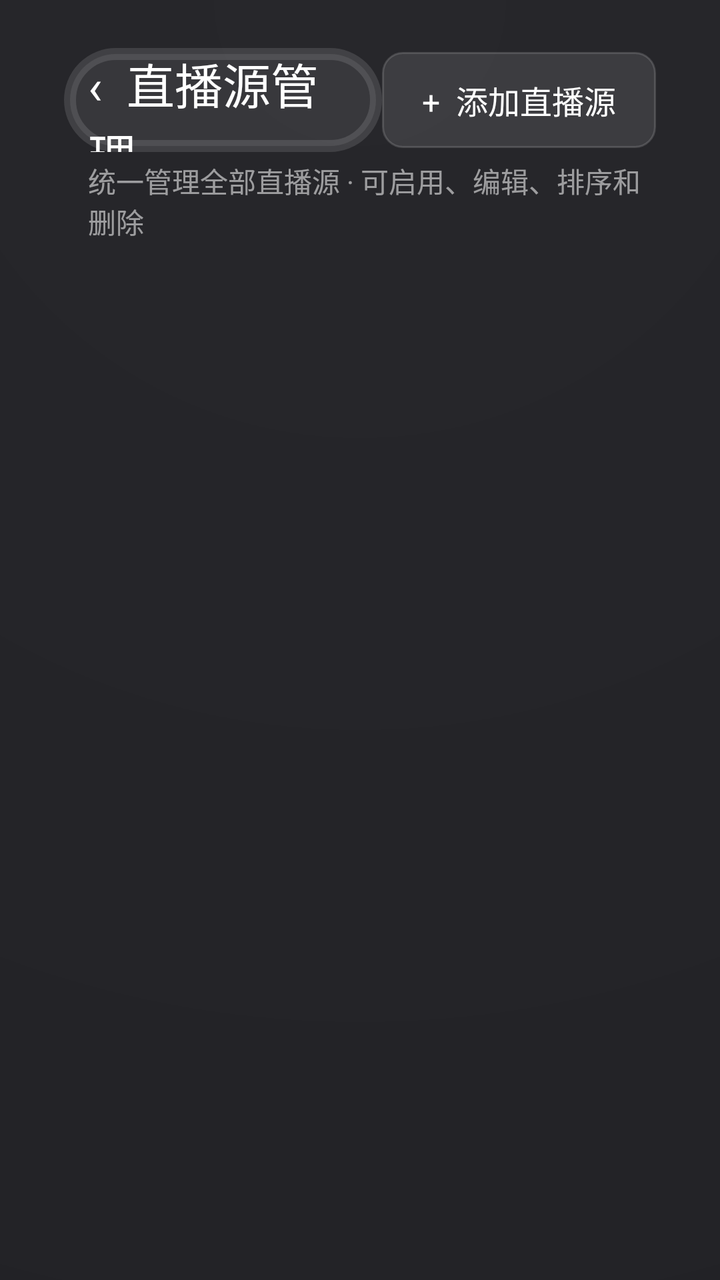
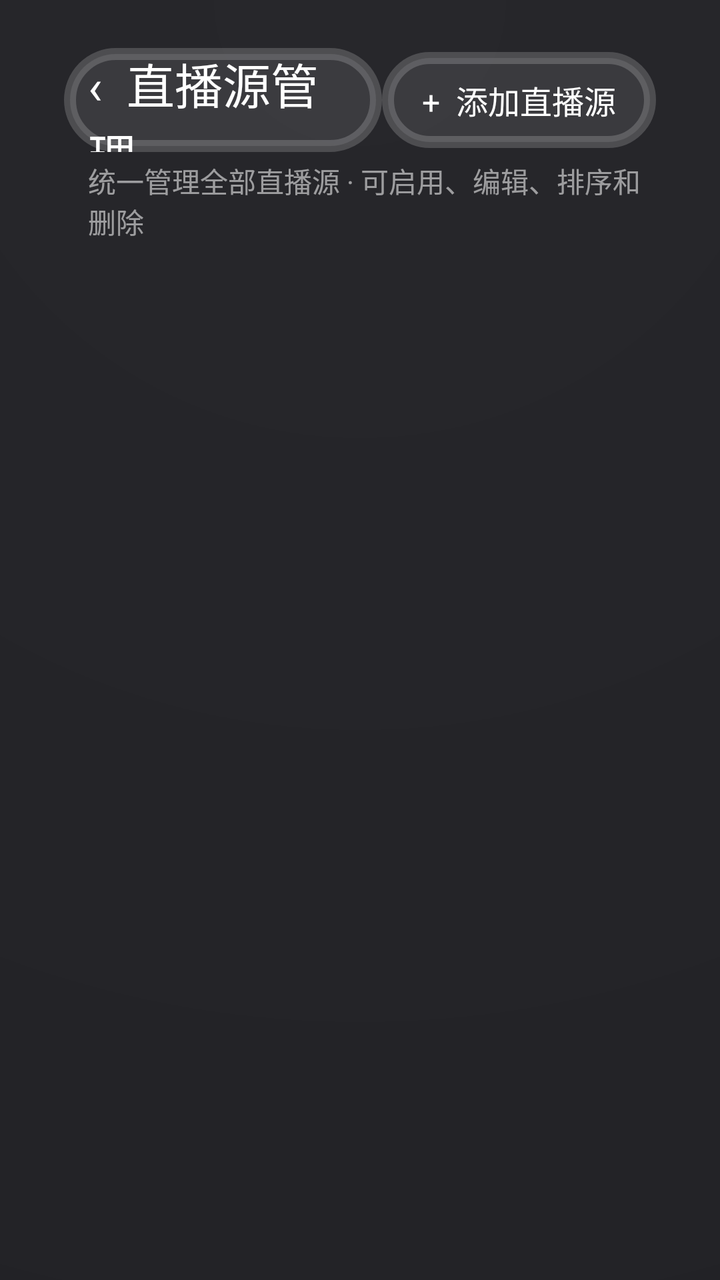

Screens rendered from an Android XML layout before and after an edit, with the pre-edit source and the edit as a unified diff.
<!-- AndroidManifest.xml: application theme AppTheme.NoActionBar -->
<!-- res/layout/activity_live_source_manager.xml -->
<?xml version="1.0" encoding="utf-8"?>
<LinearLayout xmlns:android="http://schemas.android.com/apk/res/android" android:orientation="vertical"
    android:background="@drawable/bg_settings_page" android:layout_width="match_parent" android:layout_height="match_parent"
    android:paddingLeft="32dp" android:paddingTop="24dp" android:paddingRight="32dp" android:paddingBottom="20dp">
    <LinearLayout android:gravity="center_vertical" android:layout_width="match_parent" android:layout_height="wrap_content">
        <TextView android:id="@+id/liveSourceBack" android:text="‹  直播源管理" android:textColor="@color/color_FFFFFF"
            android:textSize="24sp" android:gravity="center_vertical" android:focusable="true" android:clickable="true"
            android:background="@drawable/selector_setting_back" android:paddingLeft="12dp" android:paddingRight="18dp"
            android:layout_width="0dp" android:layout_weight="1" android:layout_height="52dp"/>
        <TextView android:id="@+id/liveSourceAdd" android:text="+  添加直播源" android:textColor="@color/color_FFFFFF"
            android:textSize="16sp" android:gravity="center" android:focusable="true" android:clickable="true"
            android:background="@drawable/bg_live_source_action" android:paddingLeft="20dp" android:paddingRight="20dp"
            android:layout_width="wrap_content" android:layout_height="48dp"/>
    </LinearLayout>
    <TextView android:id="@+id/liveSourceHint" android:text="统一管理全部直播源 · 可启用、编辑、排序和删除"
        android:textColor="@color/settings_text_secondary" android:textSize="14sp" android:layout_marginLeft="12dp"
        android:layout_marginTop="4dp" android:layout_marginBottom="18dp"
        android:layout_width="match_parent" android:layout_height="wrap_content"/>
    <ScrollView android:clipToPadding="false" android:fillViewport="true"
        android:layout_width="match_parent" android:layout_height="0dp" android:layout_weight="1">
        <LinearLayout android:id="@+id/liveSourceList" android:orientation="vertical"
            android:layout_width="match_parent" android:layout_height="wrap_content"/>
    </ScrollView>
</LinearLayout>
<!-- resources referenced by this layout -->
<resources>
  <color name="color_FFFFFF">#ffffffff</color>
  <color name="settings_text_secondary">@color/color_rail_text_muted</color>
  <!-- drawable bg_live_source_action (drawable) -->
  <?xml version="1.0" encoding="utf-8"?>
  <selector xmlns:android="http://schemas.android.com/apk/res/android">
      <item android:state_pressed="true">
          <shape>
              <solid android:color="#59FFFFFF"/>
              <stroke android:width="1.5dp" android:color="#FFFFFF"/>
              <corners android:radius="10dp"/>
          </shape>
      </item>
      <item android:state_focused="true">
          <shape>
              <solid android:color="#40FFFFFF"/>
              <stroke android:width="1.5dp" android:color="#B3FFFFFF"/>
              <corners android:radius="10dp"/>
          </shape>
      </item>
      <item>
          <shape>
              <solid android:color="#1AFFFFFF"/>
              <stroke android:width="1dp" android:color="#26FFFFFF"/>
              <corners android:radius="10dp"/>
          </shape>
      </item>
  </selector>
  <!-- drawable bg_settings_page (drawable) -->
  <?xml version="1.0" encoding="utf-8"?>
  <layer-list xmlns:android="http://schemas.android.com/apk/res/android">
      <item>
          <shape>
              <solid android:color="@color/settings_background" />
          </shape>
      </item>
      <item>
          <shape>
              <gradient
                  android:type="radial"
                  android:centerX="0.5"
                  android:centerY="0.0"
                  android:gradientRadius="600mm"
                  android:startColor="#18FFFFFF"
                  android:endColor="#00000000" />
          </shape>
      </item>
  </layer-list>
  <!-- drawable selector_setting_back (drawable) -->
  <?xml version="1.0" encoding="utf-8"?>
  <selector xmlns:android="http://schemas.android.com/apk/res/android">
      <item android:state_focused="true">
          <shape>
              <corners android:radius="@dimen/radius_20" />
              <solid android:color="#40FFFFFF" />
              <stroke
                  android:width="@dimen/vs_1"
                  android:color="#FFFFFF" />
          </shape>
      </item>
      <item>
          <shape>
              <corners android:radius="@dimen/radius_20" />
              <solid android:color="#14FFFFFF" />
              <stroke
                  android:width="@dimen/vs_1"
                  android:color="#1FFFFFFF" />
          </shape>
      </item>
  </selector>
  <style name="AppTheme.NoActionBar">
          <item name="android:windowActionBar">false</item>
          <item name="android:windowNoTitle">true</item>
          <item name="windowActionBar">false</item>
          <item name="android:windowFullscreen">true</item>//全屏即无通知栏
          <item name="android:windowContentOverlay">@null</item>//是否有遮盖
          <item name="windowNoTitle">true</item>
          <item name="android:keepScreenOn">true</item>
          
          <item name="android:windowBackground">@drawable/app_bg</item>
      </style>
  <color name="color_rail_text_muted">#8CFFFFFF</color>
  <color name="settings_background">@color/color_home_base</color>
  <dimen name="radius_20">20mm</dimen>
  <dimen name="vs_1">1mm</dimen>
  <!-- drawable app_bg: png bitmap (drawable, 198620 bytes) -->
  <color name="color_home_base">#FF101014</color>
</resources>

<!-- the commit's change to res/layout/activity_live_source_manager.xml (unified diff, before → after) -->
@@ -5,11 +5,13 @@
     <LinearLayout android:gravity="center_vertical" android:layout_width="match_parent" android:layout_height="wrap_content">
         <TextView android:id="@+id/liveSourceBack" android:text="‹  直播源管理" android:textColor="@color/color_FFFFFF"
             android:textSize="24sp" android:gravity="center_vertical" android:focusable="true" android:clickable="true"
-            android:background="@drawable/selector_setting_back" android:paddingLeft="12dp" android:paddingRight="18dp"
+            android:background="@drawable/selector_settings_action" android:paddingLeft="12dp" android:paddingRight="18dp"
+            android:nextFocusRight="@id/liveSourceAdd" android:nextFocusDown="@id/liveSourceAdd"
             android:layout_width="0dp" android:layout_weight="1" android:layout_height="52dp"/>
         <TextView android:id="@+id/liveSourceAdd" android:text="+  添加直播源" android:textColor="@color/color_FFFFFF"
             android:textSize="16sp" android:gravity="center" android:focusable="true" android:clickable="true"
-            android:background="@drawable/bg_live_source_action" android:paddingLeft="20dp" android:paddingRight="20dp"
+            android:background="@drawable/selector_settings_action" android:paddingLeft="20dp" android:paddingRight="20dp"
+            android:nextFocusLeft="@id/liveSourceBack" android:nextFocusDown="@id/liveSourceList"
             android:layout_width="wrap_content" android:layout_height="48dp"/>
     </LinearLayout>
     <TextView android:id="@+id/liveSourceHint" android:text="统一管理全部直播源 · 可启用、编辑、排序和删除"
<!-- resource entries referenced after the edit -->
@@ -2,31 +2,6 @@
 <resources>
   <color name="color_FFFFFF">#ffffffff</color>
   <color name="settings_text_secondary">@color/color_rail_text_muted</color>
-  <!-- drawable bg_live_source_action (drawable) -->
-  <?xml version="1.0" encoding="utf-8"?>
-  <selector xmlns:android="http://schemas.android.com/apk/res/android">
-      <item android:state_pressed="true">
-          <shape>
-              <solid android:color="#59FFFFFF"/>
-              <stroke android:width="1.5dp" android:color="#FFFFFF"/>
-              <corners android:radius="10dp"/>
-          </shape>
-      </item>
-      <item android:state_focused="true">
-          <shape>
-              <solid android:color="#40FFFFFF"/>
-              <stroke android:width="1.5dp" android:color="#B3FFFFFF"/>
-              <corners android:radius="10dp"/>
-          </shape>
-      </item>
-      <item>
-          <shape>
-              <solid android:color="#1AFFFFFF"/>
-              <stroke android:width="1dp" android:color="#26FFFFFF"/>
-              <corners android:radius="10dp"/>
-          </shape>
-      </item>
-  </selector>
   <!-- drawable bg_settings_page (drawable) -->
   <?xml version="1.0" encoding="utf-8"?>
   <layer-list xmlns:android="http://schemas.android.com/apk/res/android">
@@ -47,25 +22,52 @@
           </shape>
       </item>
   </layer-list>
-  <!-- drawable selector_setting_back (drawable) -->
+  <!-- drawable selector_settings_action (drawable) -->
   <?xml version="1.0" encoding="utf-8"?>
   <selector xmlns:android="http://schemas.android.com/apk/res/android">
+      <item android:state_enabled="false">
+          <shape>
+              <corners android:radius="@dimen/vs_12" />
+              <solid android:color="#0FFFFFFF" />
+              <stroke
+                  android:width="@dimen/vs_1"
+                  android:color="#14FFFFFF" />
+          </shape>
+      </item>
+      <item android:state_pressed="true">
+          <shape>
+              <corners android:radius="@dimen/vs_12" />
+              <solid android:color="#59FFFFFF" />
+              <stroke
+                  android:width="@dimen/vs_2"
+                  android:color="#FFFFFFFF" />
+          </shape>
+      </item>
       <item android:state_focused="true">
           <shape>
-              <corners android:radius="@dimen/radius_20" />
-              <solid android:color="#40FFFFFF" />
+              <corners android:radius="@dimen/vs_12" />
+              <solid android:color="#3DFFFFFF" />
+              <stroke
+                  android:width="@dimen/vs_2"
+                  android:color="#E6FFFFFF" />
+          </shape>
+      </item>
+      <item android:state_selected="true">
+          <shape>
+              <corners android:radius="@dimen/vs_12" />
+              <solid android:color="#2BFFFFFF" />
               <stroke
                   android:width="@dimen/vs_1"
-                  android:color="#FFFFFF" />
+                  android:color="#73FFFFFF" />
           </shape>
       </item>
       <item>
           <shape>
-              <corners android:radius="@dimen/radius_20" />
-              <solid android:color="#14FFFFFF" />
+              <corners android:radius="@dimen/vs_12" />
+              <solid android:color="#18FFFFFF" />
               <stroke
                   android:width="@dimen/vs_1"
-                  android:color="#1FFFFFFF" />
+                  android:color="#2EFFFFFF" />
           </shape>
       </item>
   </selector>
@@ -82,8 +84,9 @@
       </style>
   <color name="color_rail_text_muted">#8CFFFFFF</color>
   <color name="settings_background">@color/color_home_base</color>
-  <dimen name="radius_20">20mm</dimen>
+  <dimen name="vs_12">12mm</dimen>
   <dimen name="vs_1">1mm</dimen>
+  <dimen name="vs_2">2mm</dimen>
   <!-- drawable app_bg: png bitmap (drawable, 198620 bytes) -->
   <color name="color_home_base">#FF101014</color>
 </resources>
